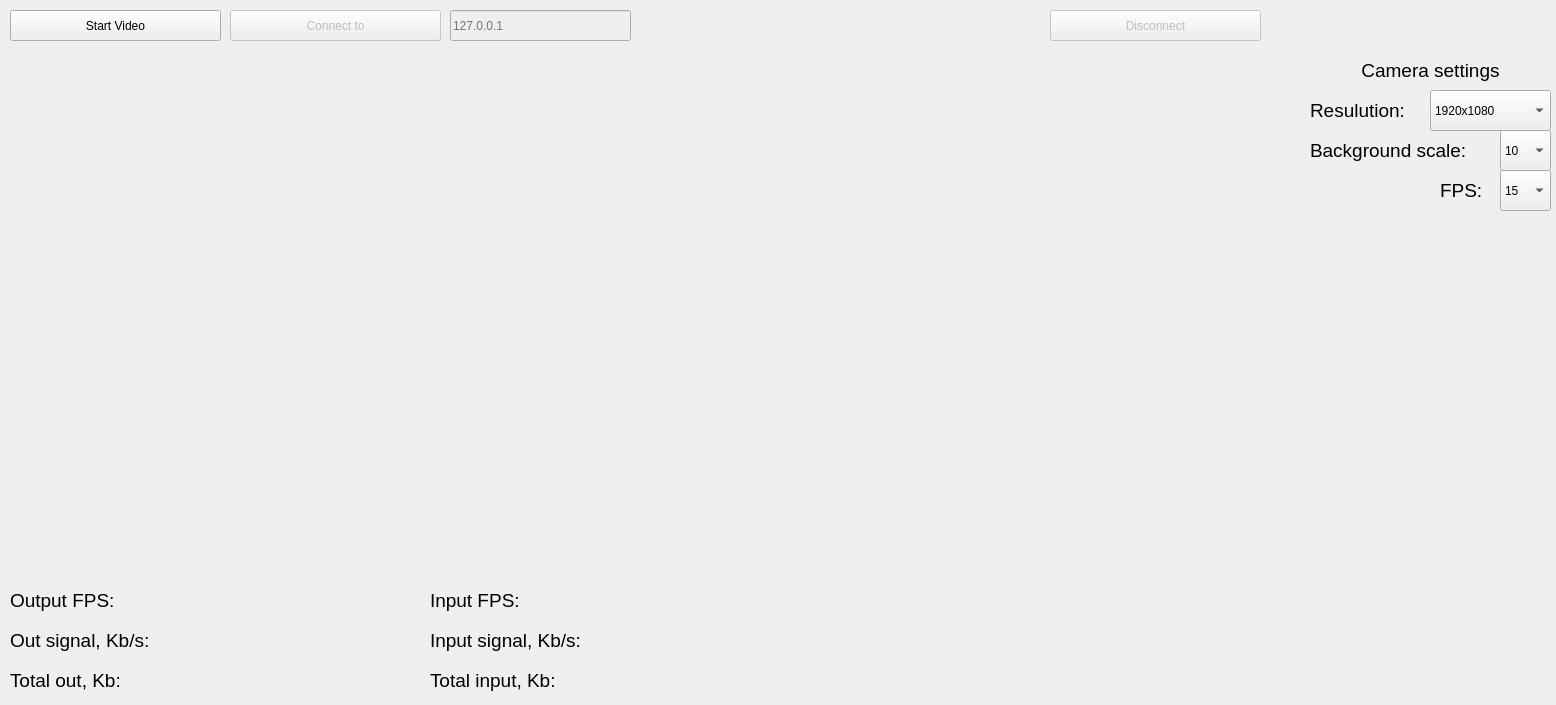
Old version of the form widgets/main.ui in the repository GarnikOriginal/talks_proto.
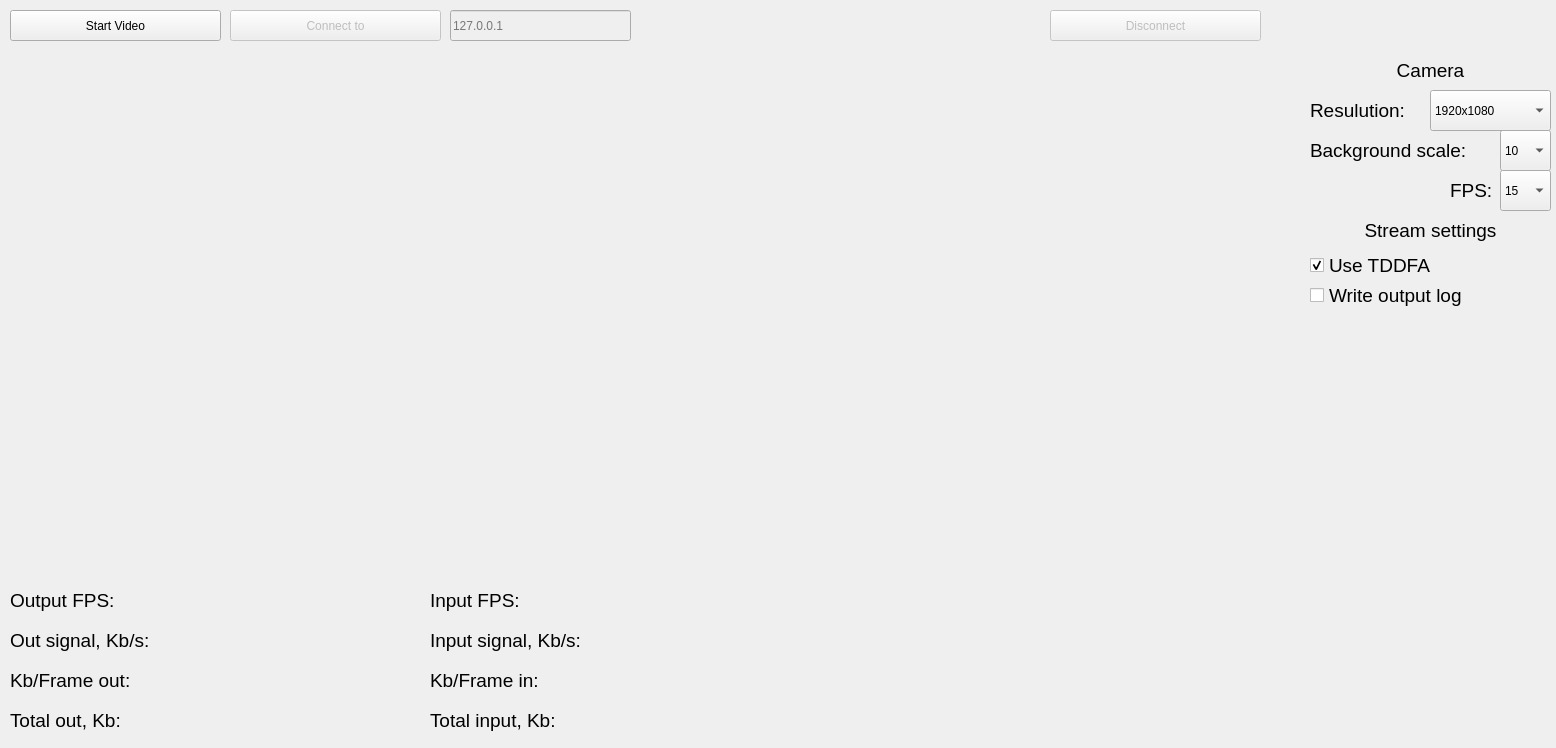
New version of the form.

```diff
--- a/widgets/main.ui
+++ b/widgets/main.ui
@@ -7,7 +7,7 @@
     <x>0</x>
     <y>0</y>
     <width>1556</width>
-    <height>705</height>
+    <height>748</height>
    </rect>
   </property>
   <property name="sizePolicy">
@@ -175,7 +175,7 @@
     <property name="geometry">
      <rect>
       <x>10</x>
-      <y>660</y>
+      <y>700</y>
       <width>171</width>
       <height>41</height>
      </rect>
@@ -193,7 +193,7 @@
     <property name="geometry">
      <rect>
       <x>150</x>
-      <y>660</y>
+      <y>700</y>
       <width>261</width>
       <height>41</height>
      </rect>
@@ -281,7 +281,7 @@
      </font>
     </property>
     <property name="text">
-     <string>Camera settings</string>
+     <string>Camera</string>
     </property>
     <property name="alignment">
      <set>Qt::AlignCenter</set>
@@ -363,7 +363,7 @@
     <property name="geometry">
      <rect>
       <x>430</x>
-      <y>660</y>
+      <y>700</y>
       <width>171</width>
       <height>41</height>
      </rect>
@@ -380,9 +380,9 @@
    <widget class="QLabel" name="labelTotalInputTrafficValue">
     <property name="geometry">
      <rect>
-      <x>600</x>
-      <y>660</y>
-      <width>311</width>
+      <x>590</x>
+      <y>700</y>
+      <width>321</width>
       <height>41</height>
      </rect>
     </property>
@@ -398,7 +398,7 @@
    <widget class="QLabel" name="labelFpsSelectorTitle">
     <property name="geometry">
      <rect>
-      <x>1440</x>
+      <x>1450</x>
       <y>170</y>
       <width>51</width>
       <height>41</height>
@@ -488,6 +488,144 @@
      </property>
     </item>
    </widget>
+   <widget class="QLabel" name="labelKBFrameInValue">
+    <property name="geometry">
+     <rect>
+      <x>560</x>
+      <y>660</y>
+      <width>351</width>
+      <height>41</height>
+     </rect>
+    </property>
+    <property name="font">
+     <font>
+      <pointsize>14</pointsize>
+     </font>
+    </property>
+    <property name="text">
+     <string/>
+    </property>
+   </widget>
+   <widget class="QLabel" name="labelKBFrameInTitle">
+    <property name="geometry">
+     <rect>
+      <x>430</x>
+      <y>660</y>
+      <width>141</width>
+      <height>41</height>
+     </rect>
+    </property>
+    <property name="font">
+     <font>
+      <pointsize>14</pointsize>
+     </font>
+    </property>
+    <property name="text">
+     <string>Kb/Frame in:</string>
+    </property>
+   </widget>
+   <widget class="QLabel" name="labelKBFrameOutTitile">
+    <property name="geometry">
+     <rect>
+      <x>10</x>
+      <y>660</y>
+      <width>151</width>
+      <height>41</height>
+     </rect>
+    </property>
+    <property name="font">
+     <font>
+      <pointsize>14</pointsize>
+     </font>
+    </property>
+    <property name="text">
+     <string>Kb/Frame out:</string>
+    </property>
+   </widget>
+   <widget class="QLabel" name="labelKBFrameOutValue">
+    <property name="geometry">
+     <rect>
+      <x>160</x>
+      <y>660</y>
+      <width>251</width>
+      <height>41</height>
+     </rect>
+    </property>
+    <property name="font">
+     <font>
+      <pointsize>14</pointsize>
+     </font>
+    </property>
+    <property name="text">
+     <string/>
+    </property>
+   </widget>
+   <widget class="QCheckBox" name="checkBoxUseTDDFA">
+    <property name="geometry">
+     <rect>
+      <x>1310</x>
+      <y>250</y>
+      <width>151</width>
+      <height>31</height>
+     </rect>
+    </property>
+    <property name="font">
+     <font>
+      <pointsize>14</pointsize>
+     </font>
+    </property>
+    <property name="text">
+     <string>Use TDDFA</string>
+    </property>
+    <property name="checked">
+     <bool>true</bool>
+    </property>
+    <property name="tristate">
+     <bool>false</bool>
+    </property>
+   </widget>
+   <widget class="QCheckBox" name="checkBoxWriteLog">
+    <property name="geometry">
+     <rect>
+      <x>1310</x>
+      <y>280</y>
+      <width>201</width>
+      <height>31</height>
+     </rect>
+    </property>
+    <property name="font">
+     <font>
+      <pointsize>14</pointsize>
+     </font>
+    </property>
+    <property name="text">
+     <string>Write output log</string>
+    </property>
+    <property name="checked">
+     <bool>false</bool>
+    </property>
+   </widget>
+   <widget class="QLabel" name="labelSettings_2">
+    <property name="geometry">
+     <rect>
+      <x>1310</x>
+      <y>210</y>
+      <width>241</width>
+      <height>41</height>
+     </rect>
+    </property>
+    <property name="font">
+     <font>
+      <pointsize>14</pointsize>
+     </font>
+    </property>
+    <property name="text">
+     <string>Stream settings</string>
+    </property>
+    <property name="alignment">
+     <set>Qt::AlignCenter</set>
+    </property>
+   </widget>
   </widget>
  </widget>
  <resources/>
```
Left out of the diff: 7 changed lines with no effect on the pictures.
